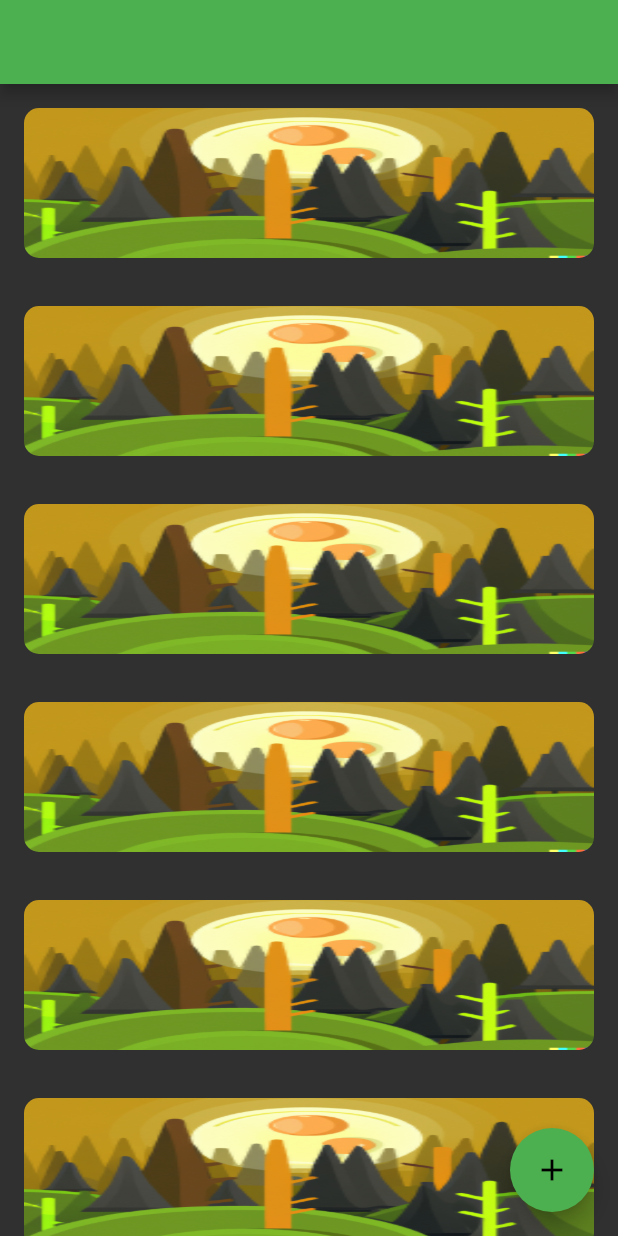
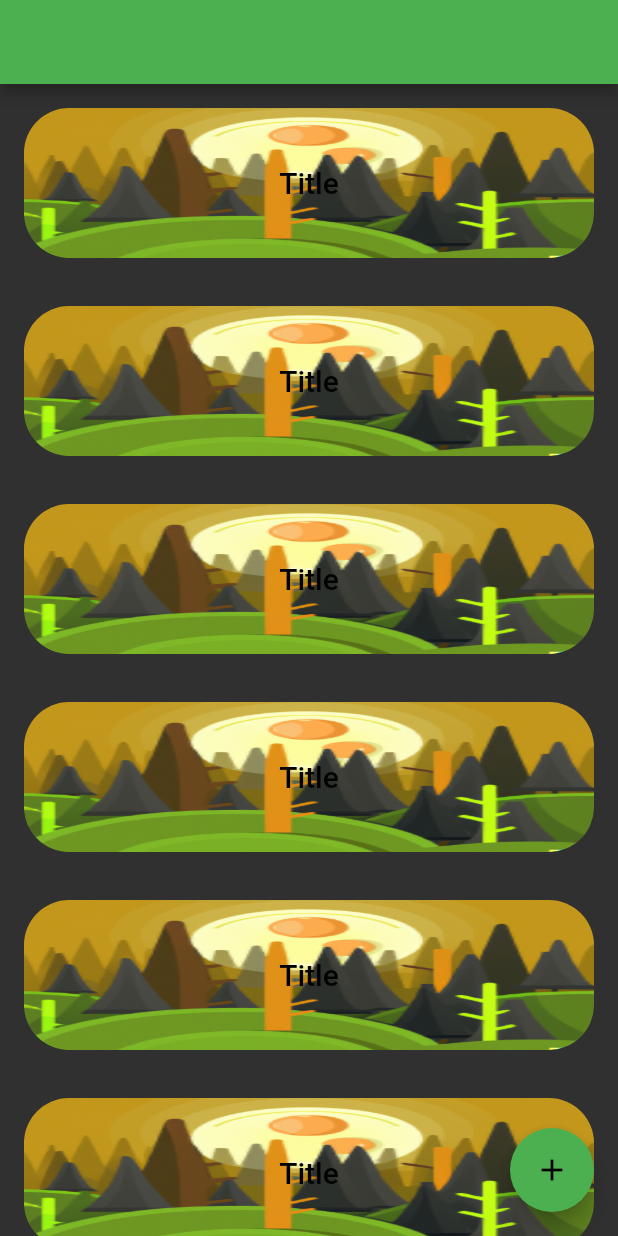
Before and after one commit to Pentuim-Prime-RowdyHacks-2023/TrailTales-Frontend, a Flutter app: the screen it shows after launch, on a phone screen of 412 x 824 dp. Run offline on Flutter 3.47's test engine with Material 2 defaults, Android fonts, the phone set to English and light mode, and no system bars; our stand-ins replace audioplayers, bloc, equatable, file_picker, flutter_bloc.

Commit message:
Update tale_thumbnail.dart

```diff
--- a/lib/Widgets/tale_thumbnail.dart
+++ b/lib/Widgets/tale_thumbnail.dart
@@ -14,21 +14,55 @@ class TaleThumbnail extends StatelessWidget {
         child: InkWell(
           onTap: () {
             Navigator.of(context).push(MaterialPageRoute(
-            builder: (context) => TaleViewScreen(
-            ),
+              builder: (context) => TaleViewScreen(),
             ));
           },
+          child: Center(
+            child: Stack(
+              children: <Widget>[
+                Container(
+                  alignment: Alignment.center,
                   child: ClipRRect(
-          borderRadius: BorderRadius.circular(10.0),
+                    borderRadius: const BorderRadius.all(Radius.circular(30.0)),
                     child: Image(
                       image: AssetImage('images/default_forest_image.png'),
+                      height: 100,
+                      width: double.infinity,
                       fit: BoxFit.fill,
-            height: 100,
                     ),
                   ),
                 ),
+                Container(
+                  height: 100,
+                  alignment: Alignment.center,
+                  child: Text(
+                    "Title",
+                    style: Theme.of(context).textTheme.titleLarge!.copyWith(color: Colors.black),
+                  ),
+                ),
+              ],
+            ),
+          ),
+        )
         // ),
         // ),
         );
   }
 }
+//
+// ClipRRect(
+// borderRadius: BorderRadius.circular(10.0),
+// child: Image(
+// image: AssetImage('images/default_forest_image.png'),
+// fit: BoxFit.fill,
+// height: 100,
+// ),
+// ),
+
+// Text(
+// 'Show text here',
+// style: TextStyle(
+// color: Colors.pink,
+// fontWeight: FontWeight.bold,
+// fontSize: 22.0),
+// ),
```
Lines whose indentation alone changed are shown as unchanged.
